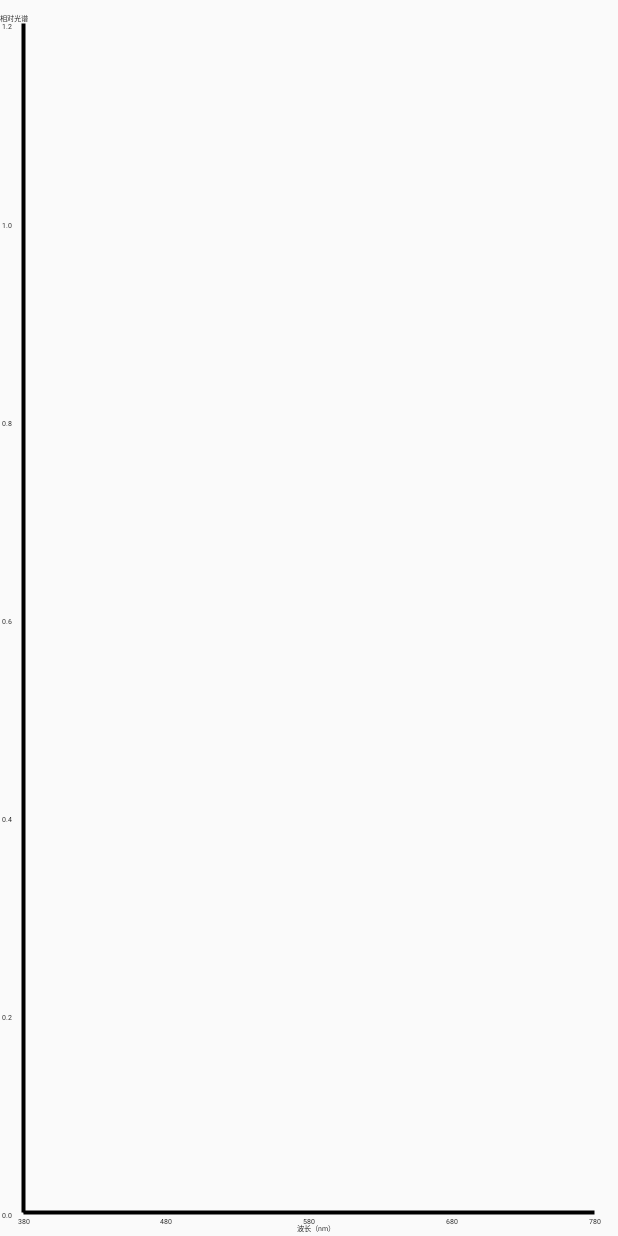
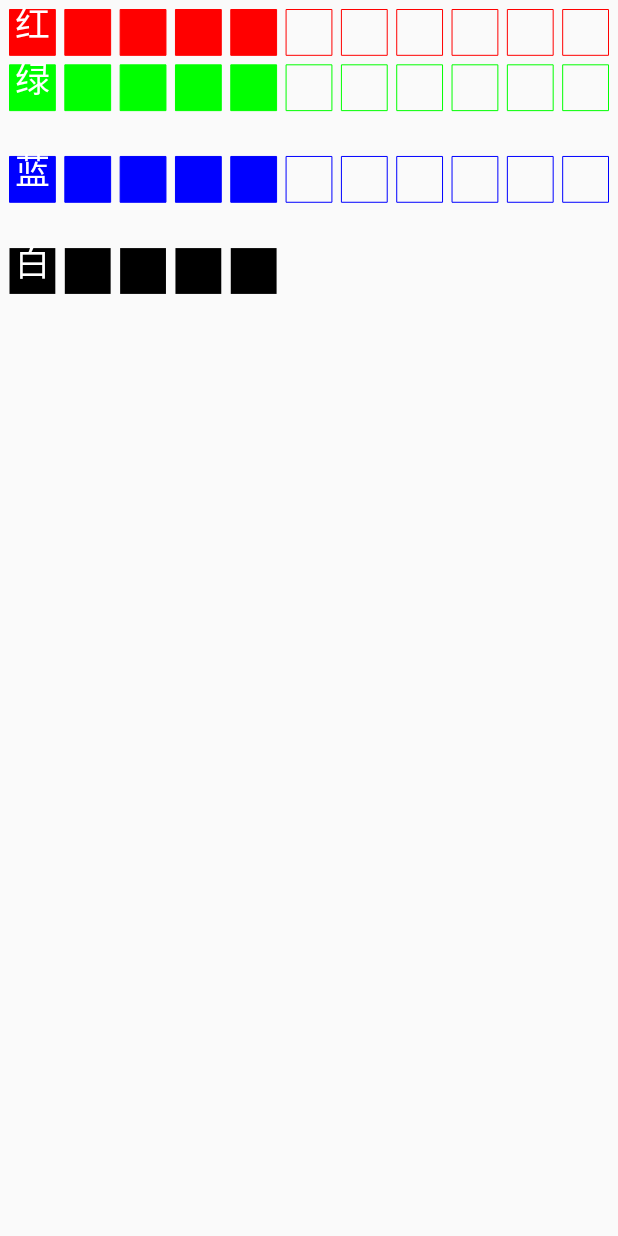
Before and after one commit to maelook/smartone, an Android app: the screen it shows after launch (testView), on a phone screen of 412 x 824 dp. Run offline under Robolectric (Android 15) with nearby library versions, the phone set to English and light mode, and no system bars.

Commit message:
underline and color and colormixView

```diff
--- a/app/src/main/AndroidManifest.xml
+++ b/app/src/main/AndroidManifest.xml
@@ -26,7 +26,6 @@
         <activity android:name=".View.testView">
             <intent-filter>
                 <action android:name="android.intent.action.MAIN" />
-
                 <category android:name="android.intent.category.LAUNCHER" />
             </intent-filter>
         </activity>
--- a/app/src/main/java/com/maelook/View/DataActivity.java
+++ b/app/src/main/java/com/maelook/View/DataActivity.java
@@ -19,6 +19,7 @@ public class DataActivity extends Activity {
         //必要无参构造器
 
     }
+
     @Override
     protected void onCreate(Bundle savedInstanceState) {
         super.onCreate(savedInstanceState);
--- a/app/src/main/java/com/maelook/View/testView.java
+++ b/app/src/main/java/com/maelook/View/testView.java
@@ -23,6 +23,7 @@ import com.maelook.Widget.maeChartFragment.CQSCoordinateChart;
 import com.maelook.Widget.maeChartFragment.GaiChart;
 import com.maelook.Widget.maeChartFragment.cie1931Chart;
 import com.maelook.Widget.maeChartFragment.cie1976Chart;
+import com.maelook.Widget.maeChartFragment.colorMixView;
 import com.maelook.Widget.maeChartFragment.colorRenderingPieChart;
 import com.maelook.Widget.maeChartFragment.colorVectorChart;
 import com.maelook.Widget.maeChartFragment.drawLine;
@@ -50,7 +51,8 @@ public class testView extends AppCompatActivity {
     private long bofore;
     private long now;
     private boolean already = false;
-    private spectralCurveChart fog;
+//    private spectralCurveChart fog;
+    private colorMixView fog;
 
     @Override
     protected void onCreate(Bundle savedInstanceState) {
@@ -58,7 +60,7 @@ public class testView extends AppCompatActivity {
         setTheme(R.style.MyAppCompat);
         setContentView(R.layout.colorrenderinglayout);
 
-        fog = (spectralCurveChart) findViewById(R.id.fog);
+        fog = (colorMixView) findViewById(R.id.fog);
         double[] data = new double[401];
 
         try {
@@ -78,7 +80,7 @@ public class testView extends AppCompatActivity {
         } catch (IOException e) {
             e.printStackTrace();
         }
-        fog.setData(data);
+//        fog.setData(data);
 
 //        bg = (Button) findViewById(R.id.bg);
 //        show = (Button) findViewById(R.id.show);
--- a/app/src/main/java/com/maelook/Widget/maeChartFragment/DataMap.java
+++ b/app/src/main/java/com/maelook/Widget/maeChartFragment/DataMap.java
@@ -43,6 +43,8 @@ public class DataMap extends View {
         this.defaultAeraPaint = new Paint();
         this.defaultDataPaint.setTextSize(10*getResources().getDisplayMetrics().density);
         this.defaultDataPaint.setStyle(Paint.Style.STROKE);
+        this.defaultDataPaint.setColor(Color.BLACK);
+        this.defaultDataPaint.setUnderlineText(true);
         this.defaultAeraPaint.setStrokeWidth(20*getResources().getDisplayMetrics().density);
         this.defaultAeraPaint.setStyle(Paint.Style.STROKE);
         this.defaultAeraPaint.setColor(getResources().getColor(R.color.deep_blue));
@@ -55,6 +57,8 @@ public class DataMap extends View {
         this.defaultAeraPaint = new Paint();
         this.defaultDataPaint.setTextSize(10*getResources().getDisplayMetrics().density);
         this.defaultDataPaint.setStyle(Paint.Style.STROKE);
+        this.defaultDataPaint.setUnderlineText(true);
+        this.defaultDataPaint.setColor(Color.BLACK);
         this.defaultAeraPaint.setStrokeWidth(12*getResources().getDisplayMetrics().density);
         this.defaultAeraPaint.setStyle(Paint.Style.STROKE);
         this.defaultAeraPaint.setColor(getResources().getColor(R.color.deep_blue));
@@ -88,8 +92,6 @@ public class DataMap extends View {
         if (this.data == null){
             return;
         }
-        Random colorRandom = new Random();
-        Integer colorLength = Integer.parseInt("ffffff",16);
         for (int i=0; i < this.data.size(); i++){
 
             if (!region.contains((int) this.data.get(i).getX_pixs(),(int) this.data.get(i).getY_pixs())){
@@ -99,7 +101,6 @@ public class DataMap extends View {
             if (this.dataPaint != null) {
                 canvas.drawText(this.data.get(i).getDeclare(),this.data.get(i).getX_pixs(),this.data.get(i).getY_pixs(),this.dataPaint);
             } else {
-                this.defaultDataPaint.setColor(Color.parseColor("#ff"+getColor((int) (colorLength*colorRandom.nextFloat()))));
                 canvas.drawText(this.data.get(i).getDeclare(),this.data.get(i).getX_pixs(),this.data.get(i).getY_pixs(),this.defaultDataPaint);
             }
         }
@@ -153,16 +154,5 @@ public class DataMap extends View {
         return data;
     }
 
-    private String getColor(Integer i) {
-        String res = Integer.toHexString(i);
-        if(res.length() < 6){
-            int need = 6 - res.length();
-            while (need > 0){
-                res = "0"+res;
-                need--;
-            }
-        }
-        return res;
-    }
 
 }
--- /dev/null
+++ b/app/src/main/java/com/maelook/Widget/maeChartFragment/colorMixView.java
@@ -0,0 +1,150 @@
+package com.maelook.Widget.maeChartFragment;
+
+import android.content.Context;
+import android.graphics.Canvas;
+import android.graphics.Color;
+import android.graphics.Paint;
+import android.util.AttributeSet;
+import android.view.MotionEvent;
+
+import com.maelook.R;
+
+/**
+ * Created by andrew on 2016/12/25.
+ */
+
+public class colorMixView extends BaseChart {
+
+    private int a;
+    private int r;
+    private int g;
+    private int b;
+
+    private float padding = dpToPx(getResources().getDimension(R.dimen.maelookdimension4));
+    private float gap;
+    private float perLength;
+
+    public colorMixView(Context context) {
+        super(context);
+    }
+
+    public colorMixView(Context context, AttributeSet attrs) {
+        super(context, attrs);
+    }
+
+
+
+    @Override
+    public void drawableShape(Canvas canvas) {
+
+    }
+
+    @Override
+    public void drawBackground(Canvas canvas) {
+        Paint redFill = new Paint();
+        redFill.setStyle(Paint.Style.FILL);
+        redFill.setARGB(255,255,0,0);
+        Paint greenFill = new Paint();
+        greenFill.setStyle(Paint.Style.FILL);
+        greenFill.setARGB(255,0,255,0);
+        Paint blueFill = new Paint();
+        blueFill.setStyle(Paint.Style.FILL);
+        blueFill.setARGB(255,0,0,255);
+        Paint whiteFill = new Paint();
+        whiteFill.setStyle(Paint.Style.FILL);
+        whiteFill.setARGB(255,0,0,0);
+
+        Paint redStroke = new Paint();
+        redStroke.setStyle(Paint.Style.STROKE);
+        redStroke.setARGB(255,255,0,0);
+        Paint greenStroke = new Paint();
+        greenStroke.setStyle(Paint.Style.STROKE);
+        greenStroke.setARGB(255,0,255,0);
+        Paint blueStroke = new Paint();
+        blueStroke.setStyle(Paint.Style.STROKE);
+        blueStroke.setARGB(255,0,0,255);;
+        Paint whiteStroke = new Paint();
+        whiteStroke.setStyle(Paint.Style.STROKE);
+        whiteStroke.setARGB(0,0,0,0);
+
+        Paint text = new Paint();
+        text.setStyle(Paint.Style.FILL);
+        text.setColor(Color.WHITE);
+        text.setTextAlign(Paint.Align.CENTER);
+        text.setTextSize(35);
+        //框
+        float x = this.padding;
+        for (int i=1;i<=11;i++){
+                canvas.drawRect( x + perLength*(i-1) ,this.padding, x + perLength*i,this.padding + perLength,redStroke);
+                canvas.drawRect( x + perLength*(i-1) ,this.padding + perLength + gap , x + perLength*i,this.padding + perLength*2 +gap ,greenStroke);
+                canvas.drawRect( x + perLength*(i-1) ,this.padding  + perLength*3 +gap , x + perLength*i,this.padding + perLength * 4 + gap,blueStroke);
+                canvas.drawRect( x + perLength*(i-1) ,this.padding  + perLength*4 +gap , x + perLength*i,this.padding + perLength * 5 + gap,whiteStroke);
+                x +=  gap;
+
+        }
+
+        //实心
+
+        float xx = this.padding;
+        for (int i=1;i<=5;i++){
+
+            canvas.drawRect( xx + perLength*(i-1) , this.padding, xx + perLength*i   ,  this.padding + perLength,redFill);
+            canvas.drawRect( xx + perLength*(i-1) , this.padding + perLength + gap   ,  xx + perLength*i , this.padding + perLength*2 +gap ,greenFill);
+            canvas.drawRect( xx + perLength*(i-1) , this.padding  + perLength*3 +gap ,  xx + perLength*i , this.padding + perLength * 4 + gap,blueFill);
+            canvas.drawRect( xx + perLength*(i-1) , this.padding  + perLength*5 +gap ,  xx + perLength*i , this.padding + perLength * 6 + gap,whiteFill);
+            if (i==1){
+                canvas.drawText("红", (float) (xx + perLength*(i-1) + perLength/2.0) , (float) (this.padding + (perLength+gap)/2.0 ) , text);
+                canvas.drawText("绿", (float) (xx + perLength*(i-1) + perLength/2.0) , (float) (this.padding + (perLength+gap)*3.0/2.0 ), text);
+                canvas.drawText("蓝", (float) (xx + perLength*(i-1) + perLength/2.0) , (float) (this.padding + perLength*7.0/2.0 + gap*3.0/2.0), text);
+                canvas.drawText("白", (float) (xx + perLength*(i-1) + perLength/2.0) , (float) (this.padding + perLength*11.0/2.0 + gap*3.0/2.0), text);
+            }
+            xx +=  gap;
+
+        }
+
+    }
+
+    @Override
+    public void drawCurve(Canvas canvas) {
+
+    }
+
+    @Override
+    protected void scale(Canvas canvas) {
+        //间距
+        gap =  dpToPx(getResources().getDimension(R.dimen.maelookdimension4));
+        //单位长
+        perLength = (float) (canvas.getWidth() < canvas.getHeight() ? ((canvas.getWidth() - this.padding*2 - gap * 10.0 ) /11.0):((canvas.getHeight() - this.padding*2 - gap * 10.0 ) /11.0));
+    }
+
+    @Override
+    protected void onDraw(Canvas canvas) {
+        super.onDraw(canvas);
+
+        scale(canvas);
+        drawBackground(canvas);
+
+    }
+
+    @Override
+    public boolean onTouchEvent(MotionEvent event) {
+        switch (event.getAction()){
+            case MotionEvent.ACTION_DOWN:
+                //选择响应区域
+
+                break;
+            case MotionEvent.ACTION_MOVE:
+
+                break;
+            case MotionEvent.ACTION_UP:
+
+                break;
+
+        }
+
+        return true;
+    }
+
+
+
+}
--- a/app/src/main/res/layout/colorrenderinglayout.xml
+++ b/app/src/main/res/layout/colorrenderinglayout.xml
@@ -3,7 +3,7 @@
     android:orientation="vertical" android:layout_width="match_parent"
     android:layout_height="match_parent">
 
-    <com.maelook.Widget.maeChartFragment.spectralCurveChart
+    <com.maelook.Widget.maeChartFragment.colorMixView
         android:layout_width="match_parent"
         android:layout_height="match_parent"
         android:id="@+id/fog"/>
```
